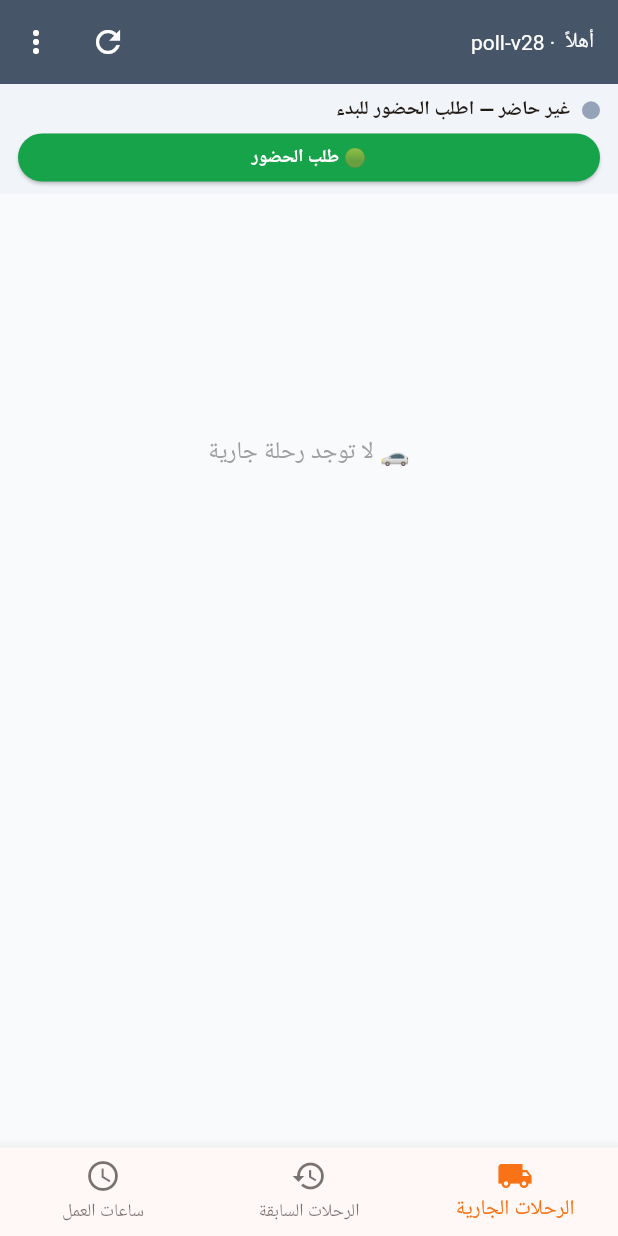
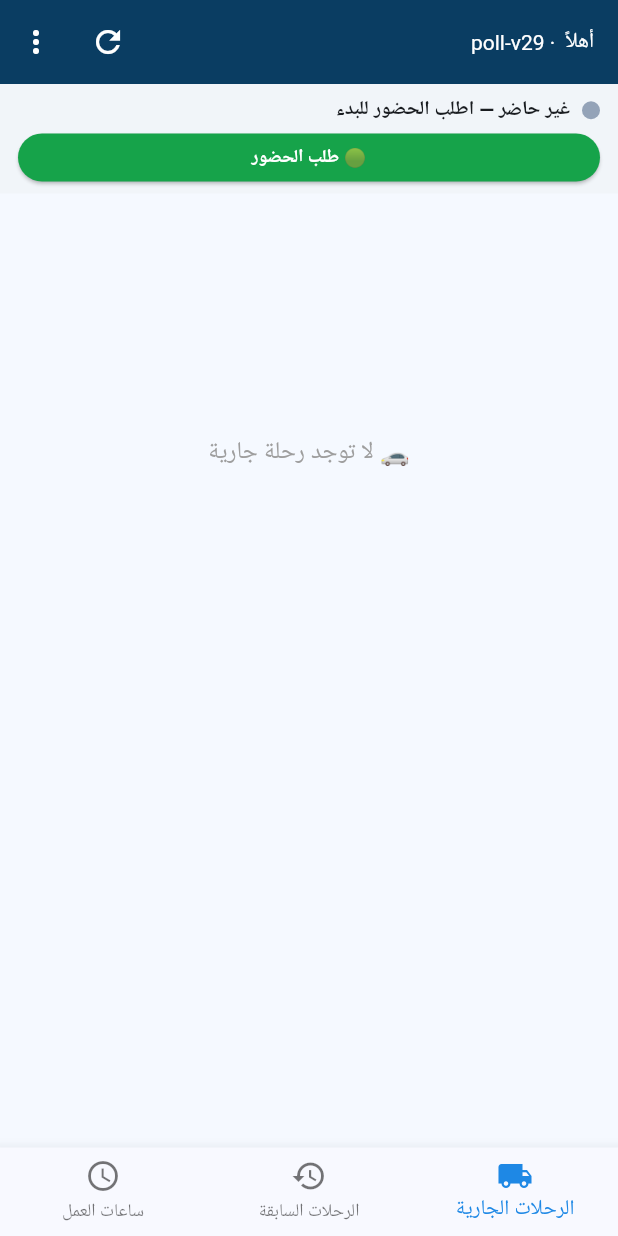
Before and after one commit to drebrahimhamdy30-web/phalix-driver-app, a Flutter app: the HomeScreen screen opened directly, on a phone screen of 412 x 824 dp. Run offline on Flutter 3.47's test engine with Material 3 defaults, Android fonts, the phone set to English and light mode, and no system bars; our stand-ins replace audioplayers, firebase_core, flutter_local_notifications, geolocator, shared_preferences, vibration; missing offline and left inert: flutter_foreground_task, ota_update; accounts and stored records are empty; network calls fail.

Commit message:
style(app): switch theme to blue palette matching the app logo; bump v29
primary #1E88E5, appBar #0A3D62 (navy), bg #F5F9FF — harmonized with the
blue arrow logo. v29 doubles as the OTA update test after a clean v28 install.

Co-Authored-By: Claude Opus 4.8 <noreply@anthropic.com>
Claude-Session: https://claude.ai/code/session_01DknHvmzebq6FuerfPXNK9h

```diff
--- a/lib/config.dart
+++ b/lib/config.dart
@@ -1,10 +1,10 @@
 import 'package:flutter/material.dart';
 
-// ثيم التطبيق: فضي رمادي + أورانج
+// ثيم التطبيق: أزرق متناغم مع لوجو التطبيق (درجات الأزرق)
 class AppTheme {
-  static const Color primary = Color(0xFFF97316); // أورانج
-  static const Color appBar = Color(0xFF475569); // رمادي فضي
-  static const Color bg = Color(0xFFF8FAFC); // فضي فاتح
+  static const Color primary = Color(0xFF1E88E5); // أزرق اللوجو الفاتح (أزرار/تمييز)
+  static const Color appBar = Color(0xFF0A3D62); // كحلي غامق (شريط العنوان)
+  static const Color bg = Color(0xFFF5F9FF); // أزرق فاتح جداً (خلفية)
   static const Color onAppBar = Colors.white;
 }
 
@@ -31,9 +31,9 @@ class Config {
   static const String appSecret =
       '87bcac4b4da9317f3b8716e6af9269533f8e2228cc0db43b';
   // رقم إصدار داخلي للتشخيص
-  static const String appVersion = 'poll-v28';
+  static const String appVersion = 'poll-v29';
   // رقم البناء (يُقارن بآخر نسخة منشورة لعرض رسالة التحديث)
-  static const int appBuild = 28;
+  static const int appBuild = 29;
   // كل كام ثانية تسحب الخدمة الطلبات الجديدة
   static const int pollIntervalMs = 10000;
 
--- a/pubspec.yaml
+++ b/pubspec.yaml
@@ -1,7 +1,7 @@
 name: phalix_driver
 description: Phalix Driver - تطبيق سائق التوصيل
 publish_to: 'none'
-version: 2.0.0+28
+version: 2.0.0+29
 
 environment:
   sdk: '>=3.4.0 <4.0.0'
```
